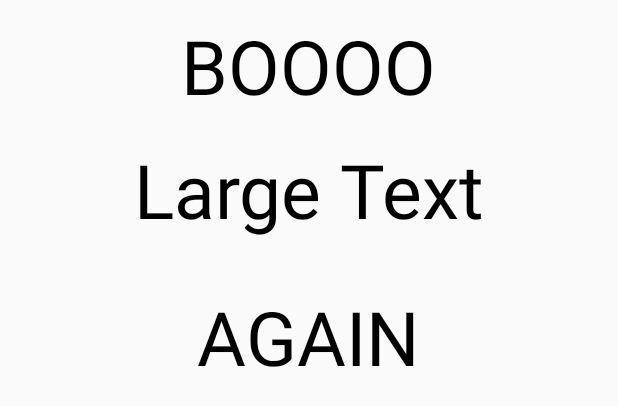
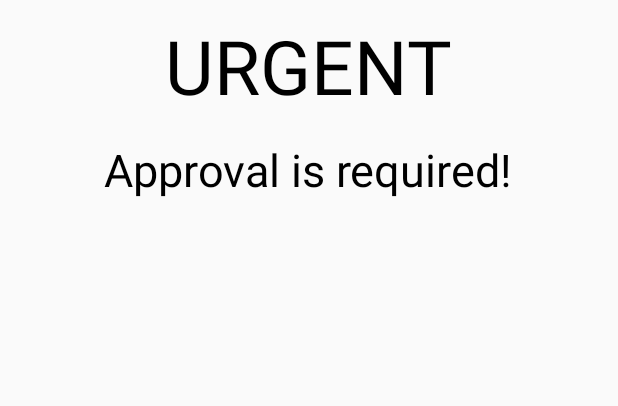
Before and after one commit to rettwalker/AndroidFullScreenNotification, an Android app: the layout full_screen_notificiation.xml on its own in the app's theme, with its tools: preview values and no code run, on a phone screen of 412 x 824 dp. Shown: the top 406 px of the screen. Run offline under Robolectric (Android 15) with nearby library versions, the light colour scheme and no system bars.

Commit message:
Small Changes

```diff
--- a/app/src/main/res/layout/full_screen_notificiation.xml
+++ b/app/src/main/res/layout/full_screen_notificiation.xml
@@ -8,36 +8,29 @@
         android:layout_width="wrap_content"
         android:layout_height="wrap_content"
         android:padding="10dp"
-        android:text="BOOOO"
-        android:id="@+id/textView3"
+        android:text="URGENT"
+        android:id="@+id/urgentMessage"
         android:layout_gravity="center_horizontal"
         android:textSize="50dp"
         android:textIsSelectable="false"
         android:layout_centerVertical="true"
         android:layout_centerHorizontal="true"
-        android:textColor="@color/abc_search_url_text_selected" />
+        android:textColor="@color/abc_search_url_text_selected"
+        android:textAlignment="center" />
 
     <TextView
         android:layout_width="wrap_content"
         android:layout_height="wrap_content"
         android:textAppearance="?android:attr/textAppearanceLarge"
-        android:text="Large Text"
-        android:textSize="50dp"
+        android:text="Approval is required!"
+        android:textSize="30dp"
         android:id="@+id/textView2"
         android:layout_gravity="center_horizontal"
         android:padding="5dp"
-        android:textColor="@color/abc_search_url_text_selected"/>
+        android:textColor="@color/abc_search_url_text_selected"
+        android:textAlignment="center" />
 
-    <TextView
-        android:layout_width="wrap_content"
-        android:layout_height="wrap_content"
-        android:textAppearance="?android:attr/textAppearanceLarge"
-        android:textColor="@color/abc_search_url_text_selected"
-        android:text="AGAIN"
-        android:id="@+id/textView4"
-        android:textSize="50dp"
-        android:padding="25dp"
-        android:layout_gravity="center_horizontal" />
+
 
 
 </LinearLayout>
```
